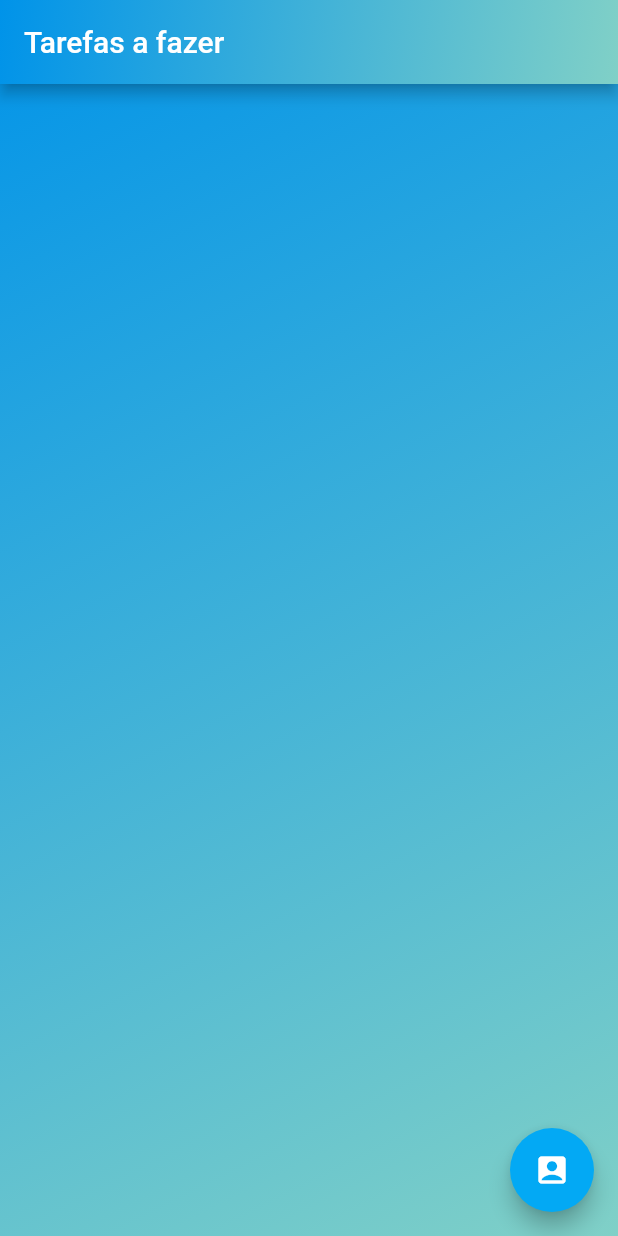
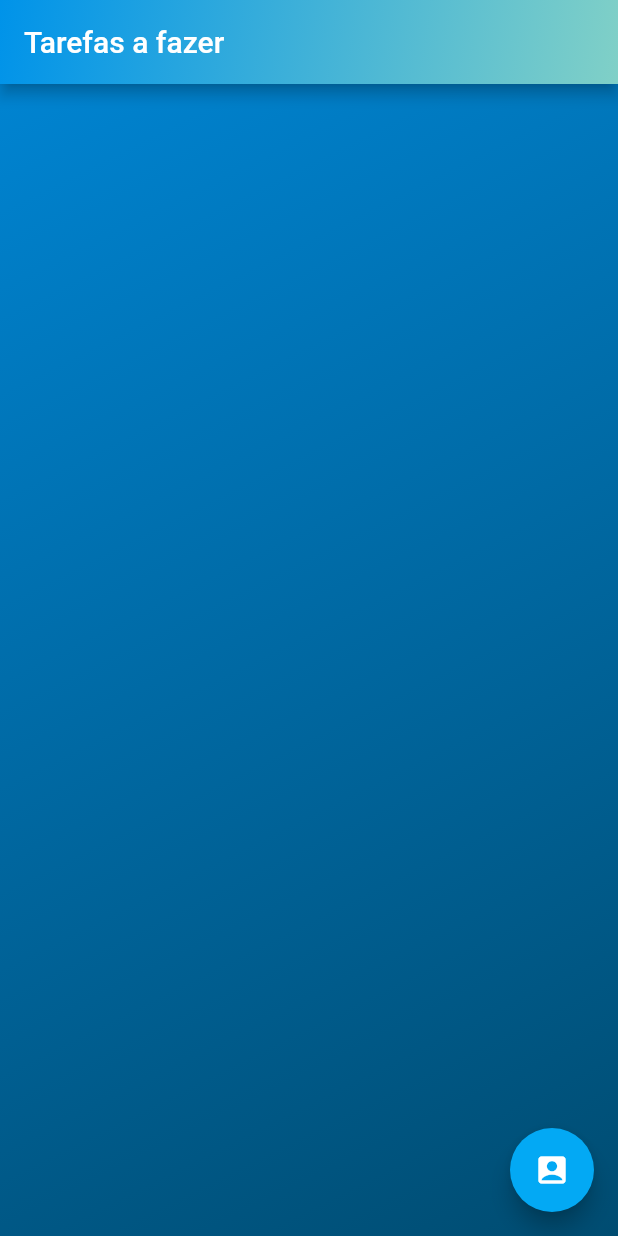
Before and after one commit to GuOlival/ToDo-App, a Flutter app: the screen it shows once a user with an empty profile is signed in, on a phone screen of 412 x 824 dp. Run offline on Flutter 3.47's test engine with Material 2 defaults, Android fonts, the phone set to English and light mode, and no system bars; drawn by our look-alikes of flutter_speed_dial; our stand-ins replace cloud_firestore, firebase_auth, firebase_core, form_field_validator, time; accounts and stored records are empty.

Commit message:
Update background colors

```diff
--- a/lib/colors.dart
+++ b/lib/colors.dart
@@ -4,6 +4,18 @@ class pageColors
 {
     Color backgroundColor = const Color(0xFF996DC7);
 
+    backgroundTaskGradient(){
+      return new BoxDecoration(
+          gradient: new LinearGradient(
+              begin: Alignment.topLeft,
+              end: Alignment.bottomRight,
+              colors: [
+                Color(0xFF0087D7),
+                Color(0xFF004C71),
+              ]
+          )
+      );
+    }
     backgroundGradient(){
         return new BoxDecoration(
             gradient: new LinearGradient(
--- a/lib/pages/home_page.dart
+++ b/lib/pages/home_page.dart
@@ -48,7 +48,7 @@ class _HomePageState extends State<HomePage> {
   @override
   Widget build(BuildContext context) {
     return Container(
-      decoration: pageColor.backgroundGradient(),
+      decoration: pageColor.backgroundTaskGradient(),
       child: Scaffold(
         appBar: AppBar(
           title: Text("Tarefas a fazer"),
```
